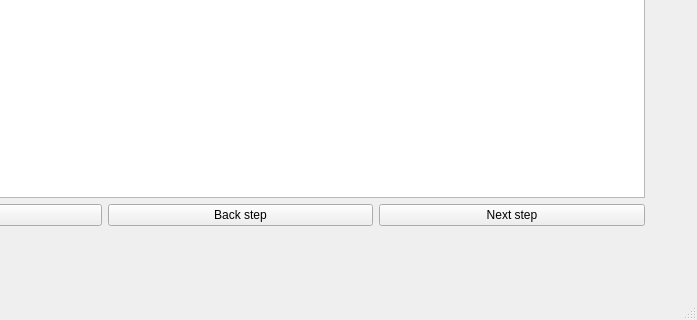
The window that mainwindow.ui (TheRzzan/SmoCursWork) describes before a commit, drawn with Qt 5; both pictures show x 205 to 902 and y 301 to 621 of the 902 by 621 pixel window.
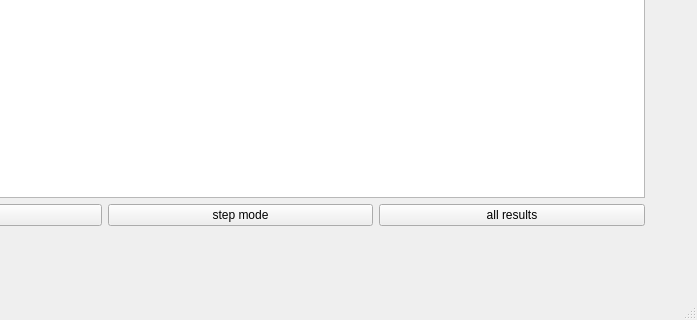
The same window after the commit.

```diff
--- a/mainwindow.ui
+++ b/mainwindow.ui
@@ -14,7 +14,7 @@
    <string>MainWindow</string>
   </property>
   <widget class="QWidget" name="centralWidget">
-   <widget class="QWidget" name="">
+   <widget class="QWidget" name="layoutWidget">
     <property name="geometry">
      <rect>
       <x>30</x>
@@ -39,14 +39,14 @@
        <item>
         <widget class="QPushButton" name="buttonBack">
          <property name="text">
-          <string>Back step</string>
+          <string>step mode</string>
          </property>
         </widget>
        </item>
        <item>
         <widget class="QPushButton" name="buttonNext">
          <property name="text">
-          <string>Next step</string>
+          <string>all results</string>
          </property>
         </widget>
        </item>
```
